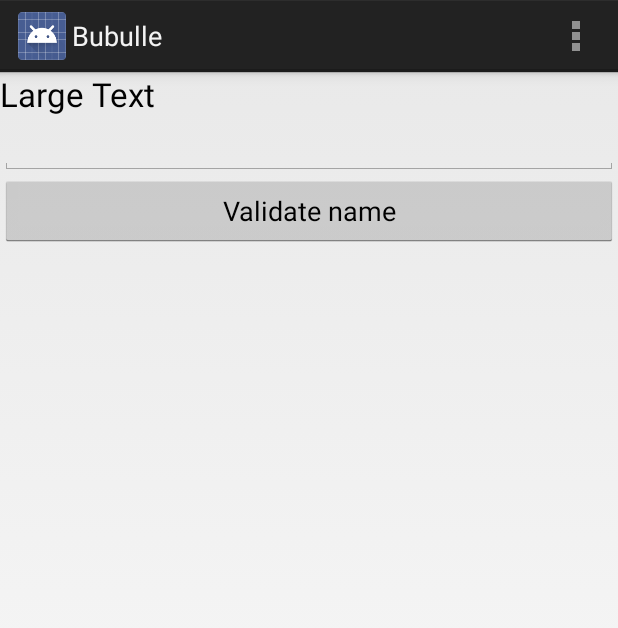
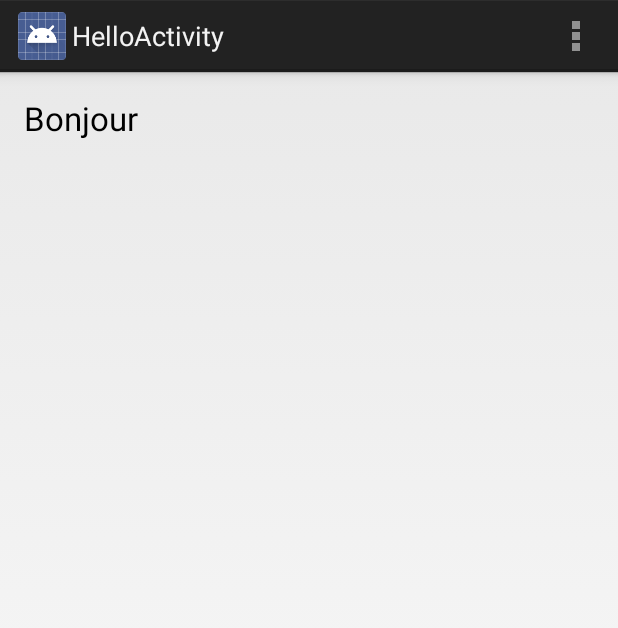
Before and after one commit to NicolasPecot/Bubulle, an Android app: the screen it shows after launch (Bubulle before the commit, HelloActivity after it), after a tap on "Validate name", on a phone screen of 412 x 824 dp. Shown: the top 628 px of the screen. Run offline under Robolectric (Android 15) with nearby library versions, the phone set to English and light mode, and no system bars.

Commit message:
Commit ajout panel destination hello

```diff
--- a/app/src/main/AndroidManifest.xml
+++ b/app/src/main/AndroidManifest.xml
@@ -16,6 +16,10 @@
                 <category android:name="android.intent.category.LAUNCHER" />
             </intent-filter>
         </activity>
+        <activity
+            android:name=".HelloActivity"
+            android:label="@string/title_activity_hello" >
+        </activity>
     </application>
 
 </manifest>
--- a/app/src/main/java/com/bubulle/imie/bubulle/Bubulle.java
+++ b/app/src/main/java/com/bubulle/imie/bubulle/Bubulle.java
@@ -6,11 +6,13 @@ import android.os.Bundle;
 import android.view.Menu;
 import android.view.MenuItem;
 import android.view.View;
+import android.widget.Button;
 import android.widget.EditText;
+import android.widget.TextView;
 
 public class Bubulle extends Activity {
 
-    public static final String EXTRA_MESSAGE = "@string/bounjour";
+    public static final String EXTRA_MESSAGE = "message";
 
     @Override
     protected void onCreate(Bundle savedInstanceState) {
@@ -37,9 +39,14 @@ public class Bubulle extends Activity {
 
     // Called when the user clicks on "Validate name" button
     public void displayHello(View view) {
-        Intent intent = new Intent(this, DisplayMessageActivity.class); // TODO A CHANGER
+
+        TextView txtname = (TextView) findViewById(R.id.editText);
+        Button button = (Button) findViewById(R.id.button_hello);
+
+        Intent helloIntent = new Intent(Bubulle.this, HelloActivity.class); // TODO bon ?
         EditText editText = (EditText) findViewById(R.id.editText);
         String message = editText.getText().toString();
-        intent.putExtra(EXTRA_MESSAGE, message);
+        helloIntent.putExtra(EXTRA_MESSAGE, message);
+        startActivity(helloIntent);
     }
 }
--- /dev/null
+++ b/app/src/main/java/com/bubulle/imie/bubulle/HelloActivity.java
@@ -0,0 +1,46 @@
+package com.bubulle.imie.bubulle;
+
+import android.app.Activity;
+import android.content.Intent;
+import android.os.Bundle;
+import android.view.Menu;
+import android.view.MenuItem;
+import android.widget.TextView;
+
+
+public class HelloActivity extends Activity {
+
+    private final String txtHello = "message";
+
+    @Override
+    protected void onCreate(Bundle savedInstanceState) {
+        super.onCreate(savedInstanceState);
+        setContentView(R.layout.activity_hello);
+
+        Intent intent = getIntent();
+        TextView myName = (TextView) findViewById(R.id.txtHello);
+        if (intent != null) {
+            myName.setText(getResources().getString(R.string.bonjour) + intent.getStringExtra(txtHello));
+        }
+    }
+
+
+    @Override
+    public boolean onCreateOptionsMenu(Menu menu) {
+        // Inflate the menu; this adds items to the action bar if it is present.
+        getMenuInflater().inflate(R.menu.hello, menu);
+        return true;
+    }
+
+    @Override
+    public boolean onOptionsItemSelected(MenuItem item) {
+        // Handle action bar item clicks here. The action bar will
+        // automatically handle clicks on the Home/Up button, so long
+        // as you specify a parent activity in AndroidManifest.xml.
+        int id = item.getItemId();
+        if (id == R.id.action_settings) {
+            return true;
+        }
+        return super.onOptionsItemSelected(item);
+    }
+}
--- /dev/null
+++ b/app/src/main/res/layout/activity_hello.xml
@@ -0,0 +1,25 @@
+<RelativeLayout xmlns:android="http://schemas.android.com/apk/res/android"
+    xmlns:tools="http://schemas.android.com/tools"
+    android:layout_width="match_parent"
+    android:layout_height="match_parent"
+    android:paddingLeft="@dimen/activity_horizontal_margin"
+    android:paddingRight="@dimen/activity_horizontal_margin"
+    android:paddingTop="@dimen/activity_vertical_margin"
+    android:paddingBottom="@dimen/activity_vertical_margin"
+    tools:context="com.bubulle.imie.bubulle.HelloActivity">
+
+    <LinearLayout
+        android:orientation="vertical"
+        android:layout_width="fill_parent"
+        android:layout_height="fill_parent"
+        android:layout_alignParentTop="true"
+        android:layout_alignParentStart="true">
+
+        <TextView
+            android:layout_width="wrap_content"
+            android:layout_height="wrap_content"
+            android:textAppearance="?android:attr/textAppearanceLarge"
+            android:text="Large Text"
+            android:id="@+id/txtHello" />
+    </LinearLayout>
+</RelativeLayout>
--- /dev/null
+++ b/app/src/main/res/menu/hello.xml
@@ -0,0 +1,8 @@
+<menu xmlns:android="http://schemas.android.com/apk/res/android"
+    xmlns:tools="http://schemas.android.com/tools"
+    tools:context="com.bubulle.imie.bubulle.HelloActivity" >
+    <item android:id="@+id/action_settings"
+        android:title="@string/action_settings"
+        android:orderInCategory="100"
+        android:showAsAction="never" />
+</menu>
--- a/app/src/main/res/values/strings.xml
+++ b/app/src/main/res/values/strings.xml
@@ -6,5 +6,6 @@
     <string name="action_settings">Settings</string>
     <string name="bonjour">Bonjour </string>
     <string name="valid_name">Validate name</string>
+    <string name="title_activity_hello">HelloActivity</string>
 
 </resources>
```
Also changed, not shown: app/src/main/res/layout/activity_helloworld1_layout.xml (deleted, +0 -33 lines).
